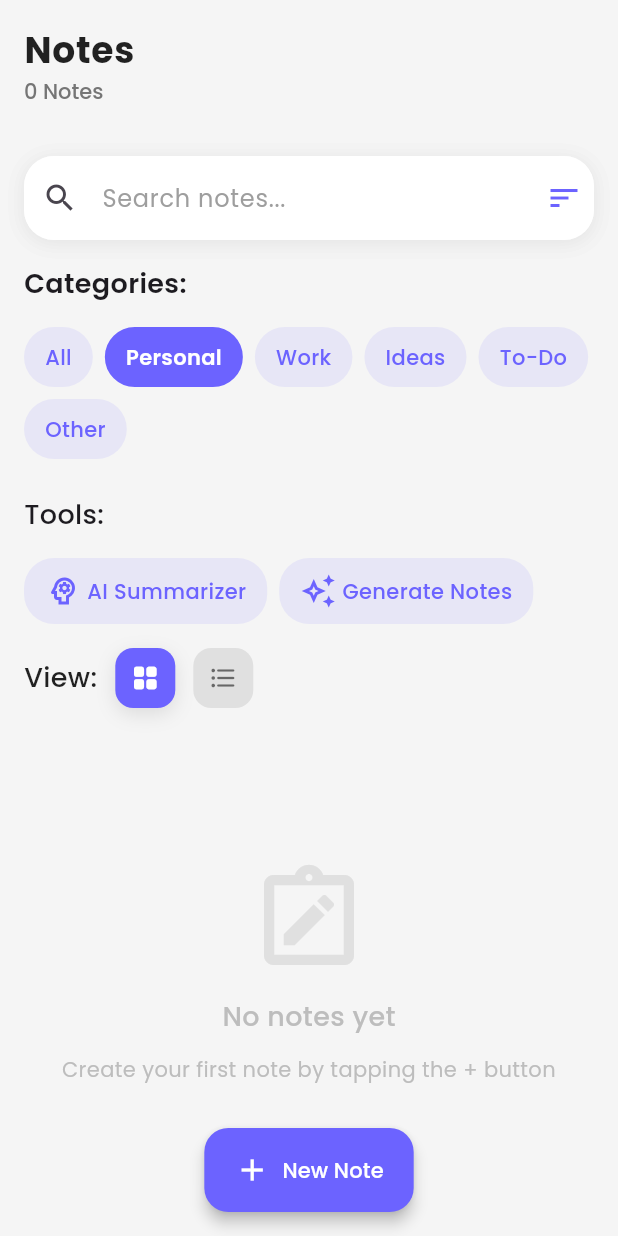
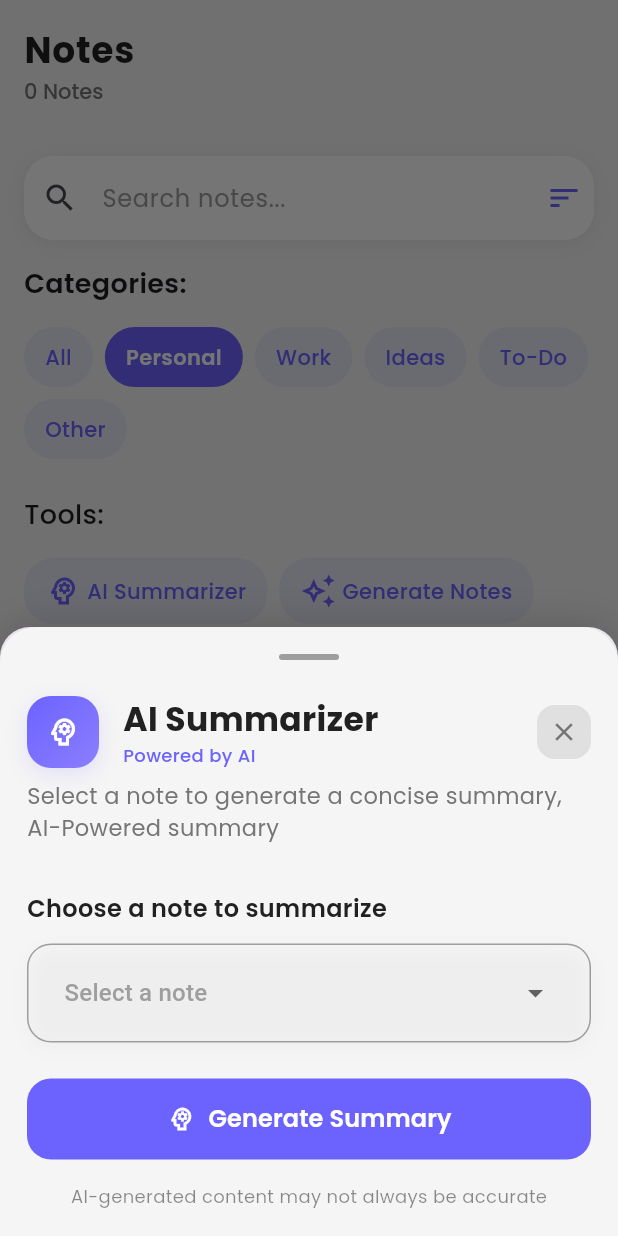
Before and after one commit to SahilLiotech/Notes-App, a Flutter app: the screen it shows after launch, after a tap on "AI Summarizer", on a phone screen of 412 x 824 dp. Run offline on Flutter 3.47's test engine with Material 3 defaults, Android fonts, the phone set to English and light mode, and no system bars; drawn by our look-alikes of toastification; our stand-ins replace animate_do, flutter_riverpod, google_fonts, hive, open_file, pdf and 2 more; missing offline and left inert: flutter_quill; accounts and stored records are empty.

Commit message:
AI Summarizer BottomSheet UI

```diff
--- a/lib/screens/home_screen.dart
+++ b/lib/screens/home_screen.dart
@@ -5,6 +5,7 @@ import 'package:flutter_staggered_grid_view/flutter_staggered_grid_view.dart';
 import 'package:google_fonts/google_fonts.dart';
 import 'package:notes_app/provider/notes_provider.dart';
 import 'package:notes_app/screens/add_notes_screen.dart';
+import 'package:notes_app/widgets/ai_summarizer_bottom_sheet.dart';
 import 'package:notes_app/widgets/empty_notes_widget.dart';
 import 'package:notes_app/widgets/filter_menu_widget.dart';
 import 'package:notes_app/widgets/notes_card.dart';
@@ -124,7 +125,20 @@ class _HomeScreenState extends ConsumerState<HomeScreen> {
                   ToolsOptions(
                     iconData: Icons.psychology_outlined,
                     text: 'AI Summarizer',
-                    onTap: () {},
+                    onTap: () {
+                      showModalBottomSheet(
+                        context: context,
+                        isScrollControlled: true,
+                        useRootNavigator: true,
+                        shape: RoundedRectangleBorder(
+                          borderRadius: BorderRadius.only(
+                            topLeft: Radius.circular(20),
+                            topRight: Radius.circular(20),
+                          ),
+                        ),
+                        builder: (context) => const AiSummarizerBottomSheet(),
+                      );
+                    },
                   ),
                   ToolsOptions(
                     iconData: Icons.auto_awesome_outlined,
--- /dev/null
+++ b/lib/widgets/ai_summarizer_bottom_sheet.dart
@@ -0,0 +1,279 @@
+import 'package:flutter/material.dart';
+import 'package:google_fonts/google_fonts.dart';
+import 'package:notes_app/widgets/custom_toast.dart';
+
+class AiSummarizerBottomSheet extends StatefulWidget {
+  const AiSummarizerBottomSheet({super.key});
+
+  @override
+  State<AiSummarizerBottomSheet> createState() =>
+      _AiSummarizerBottomSheetState();
+}
+
+class _AiSummarizerBottomSheetState extends State<AiSummarizerBottomSheet> {
+  final TextEditingController promptController = TextEditingController();
+  bool isGenerating = false;
+
+  @override
+  void initState() {
+    super.initState();
+  }
+
+  @override
+  void dispose() {
+    super.dispose();
+  }
+
+  void _generateNotes() {
+    if (promptController.text.trim().isEmpty) return;
+
+    CustomToast.showSuccess("Success", "Notes generated successfully.");
+  }
+
+  @override
+  Widget build(BuildContext context) {
+    return Container(
+      decoration: BoxDecoration(
+        color: Colors.grey.shade100,
+        borderRadius: BorderRadius.vertical(top: Radius.circular(24)),
+        boxShadow: [
+          BoxShadow(
+            color: Colors.black12,
+            blurRadius: 20,
+            spreadRadius: 0,
+            offset: Offset(0, -5),
+          ),
+        ],
+      ),
+      child: SingleChildScrollView(
+        child: SizedBox(
+          width: MediaQuery.sizeOf(context).width,
+          child: Padding(
+            padding: const EdgeInsets.all(18.0),
+            child: Column(
+              crossAxisAlignment: CrossAxisAlignment.start,
+              children: [
+                Center(
+                  child: Container(
+                    width: 40,
+                    height: 4,
+                    decoration: BoxDecoration(
+                      color: Colors.grey.shade500,
+                      borderRadius: BorderRadius.circular(2),
+                    ),
+                  ),
+                ),
+                const SizedBox(height: 24),
+
+                Row(
+                  mainAxisAlignment: MainAxisAlignment.spaceBetween,
+                  children: [
+                    Expanded(
+                      child: Row(
+                        children: [
+                          Container(
+                            padding: const EdgeInsets.all(12),
+                            decoration: BoxDecoration(
+                              gradient: const LinearGradient(
+                                colors: [Color(0xFF6C63FF), Color(0xFF8B7EFF)],
+                                begin: Alignment.topLeft,
+                                end: Alignment.bottomRight,
+                              ),
+                              borderRadius: BorderRadius.circular(16),
+                              boxShadow: [
+                                BoxShadow(
+                                  color: const Color(0xFF6C63FF).withAlpha(39),
+                                  blurRadius: 12,
+                                  offset: const Offset(0, 4),
+                                ),
+                              ],
+                            ),
+                            child: const Icon(
+                              Icons.psychology_outlined,
+                              color: Colors.white,
+                              size: 24,
+                            ),
+                          ),
+                          const SizedBox(width: 16),
+                          Expanded(
+                            child: Column(
+                              crossAxisAlignment: CrossAxisAlignment.start,
+                              children: [
+                                Text(
+                                  'AI Summarizer',
+                                  style: GoogleFonts.poppins(
+                                    fontSize: 22,
+                                    fontWeight: FontWeight.w700,
+                                    color: Colors.grey.shade900,
+                                  ),
+                                ),
+                                Text(
+                                  'Powered by AI',
+                                  style: GoogleFonts.poppins(
+                                    fontSize: 12,
+                                    fontWeight: FontWeight.w500,
+                                    color: const Color(0xFF6C63FF),
+                                  ),
+                                ),
+                              ],
+                            ),
+                          ),
+                        ],
+                      ),
+                    ),
+                    GestureDetector(
+                      onTap: () {
+                        Navigator.pop(context);
+                      },
+                      child: Container(
+                        padding: const EdgeInsets.all(8),
+                        decoration: BoxDecoration(
+                          color: Colors.grey.shade300,
+                          borderRadius: BorderRadius.circular(12),
+                        ),
+                        child: Icon(
+                          Icons.close,
+                          color: Colors.grey.shade600,
+                          size: 20,
+                        ),
+                      ),
+                    ),
+                  ],
+                ),
+                const SizedBox(height: 8),
+
+                Text(
+                  "Select a note to generate a concise summary, AI-Powered summary",
+                  style: GoogleFonts.poppins(
+                    fontSize: 15,
+                    color: Colors.grey.shade600,
+                    height: 1.4,
+                  ),
+                ),
+                const SizedBox(height: 32),
+
+                Text(
+                  'Choose a note to summarize',
+                  style: GoogleFonts.poppins(
+                    fontSize: 16,
+                    fontWeight: FontWeight.w600,
+                    color: Colors.grey.shade900,
+                  ),
+                ),
+                const SizedBox(height: 12),
+
+                Container(
+                  decoration: BoxDecoration(
+                    border: Border.all(color: Colors.grey.shade500, width: 1),
+                    borderRadius: BorderRadius.circular(16),
+                    boxShadow: [
+                      BoxShadow(
+                        color: Colors.grey.shade200,
+                        blurRadius: 10,
+                        offset: const Offset(0, 4),
+                      ),
+                    ],
+                  ),
+                  child: Padding(
+                    padding: const EdgeInsets.symmetric(horizontal: 16.0),
+                    child: DropdownButton(
+                      borderRadius: BorderRadius.circular(16),
+                      padding: const EdgeInsets.all(8),
+                      isExpanded: true,
+                      underline: const SizedBox(),
+                      hint: const Text(
+                        'Select a note',
+                        style: TextStyle(color: Colors.grey),
+                      ),
+                      value: null,
+                      items: const [
+                        DropdownMenuItem(
+                          value: 'Personal',
+                          child: Text('Personal'),
+                        ),
+                        DropdownMenuItem(value: 'Work', child: Text('Work')),
+                        DropdownMenuItem(value: 'Study', child: Text('Study')),
+                        DropdownMenuItem(value: 'Other', child: Text('Other')),
+                      ],
+                      onChanged: (value) {},
+                    ),
+                  ),
+                ),
+                const SizedBox(height: 24),
+
+                SizedBox(
+                  width: double.infinity,
+                  height: 54,
+                  child: ElevatedButton(
+                    onPressed: isGenerating ? null : _generateNotes,
+                    style: ElevatedButton.styleFrom(
+                      backgroundColor: const Color(0xFF6C63FF),
+                      foregroundColor: Colors.white,
+                      elevation: 0,
+                      shape: RoundedRectangleBorder(
+                        borderRadius: BorderRadius.circular(16),
+                      ),
+                      disabledBackgroundColor: Colors.grey.shade300,
+                    ),
+                    child:
+                        isGenerating
+                            ? Row(
+                              mainAxisAlignment: MainAxisAlignment.center,
+                              children: [
+                                const SizedBox(
+                                  width: 20,
+                                  height: 20,
+                                  child: CircularProgressIndicator(
+                                    strokeWidth: 2,
+                                    valueColor: AlwaysStoppedAnimation<Color>(
+                                      Colors.white,
+                                    ),
+                                  ),
+                                ),
+                                const SizedBox(width: 12),
+                                Text(
+                                  'Generating...',
+                                  style: GoogleFonts.poppins(
+                                    fontSize: 16,
+                                    fontWeight: FontWeight.w600,
+                                  ),
+                                ),
+                              ],
+                            )
+                            : Row(
+                              mainAxisAlignment: MainAxisAlignment.center,
+                              children: [
+                                const Icon(Icons.psychology_outlined, size: 20),
+                                const SizedBox(width: 8),
+                                Text(
+                                  'Generate Summary',
+                                  style: GoogleFonts.poppins(
+                                    fontSize: 16,
+                                    fontWeight: FontWeight.w600,
+                                  ),
+                                ),
+                              ],
+                            ),
+                  ),
+                ),
+                const SizedBox(height: 16),
+
+                Center(
+                  child: Text(
+                    'AI-generated content may not always be accurate',
+                    style: GoogleFonts.poppins(
+                      fontSize: 12,
+                      color: Colors.black45,
+                    ),
+                  ),
+                ),
+
+                SizedBox(height: MediaQuery.of(context).viewInsets.bottom),
+              ],
+            ),
+          ),
+        ),
+      ),
+    );
+  }
+}
```
